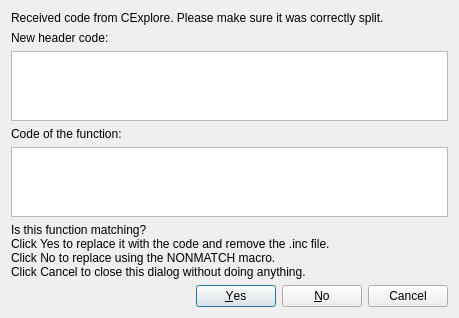
Before: the Qt Designer form resources/plugin_cexplore_bridge_received_code_dialog.ui in octorock/the-little-hat, drawn with Qt 5.
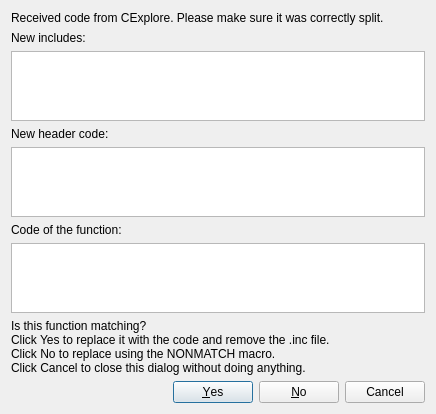
After: the same form once the commit is applied.

Commit message: Insert includes at the end of the existing includes

What changed in the file:
```diff
--- a/resources/plugin_cexplore_bridge_received_code_dialog.ui
+++ b/resources/plugin_cexplore_bridge_received_code_dialog.ui
@@ -6,8 +6,8 @@
    <rect>
     <x>0</x>
     <y>0</y>
-    <width>459</width>
-    <height>317</height>
+    <width>436</width>
+    <height>412</height>
    </rect>
   </property>
   <property name="windowTitle">
@@ -21,6 +21,16 @@
      </property>
     </widget>
    </item>
+   <item>
+    <widget class="QLabel" name="label_5">
+     <property name="text">
+      <string>New includes:</string>
+     </property>
+    </widget>
+   </item>
+   <item>
+    <widget class="QPlainTextEdit" name="plainTextEditIncludes"/>
+   </item>
    <item>
     <widget class="QLabel" name="label_3">
      <property name="text">
```
The commit also changes 3 other files.
